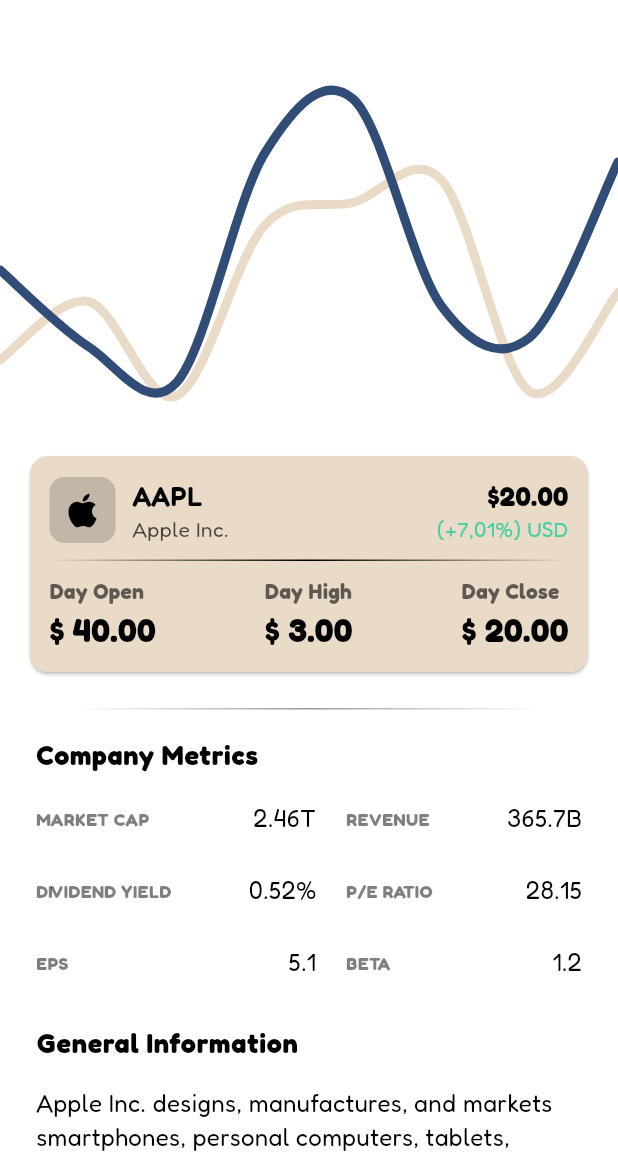
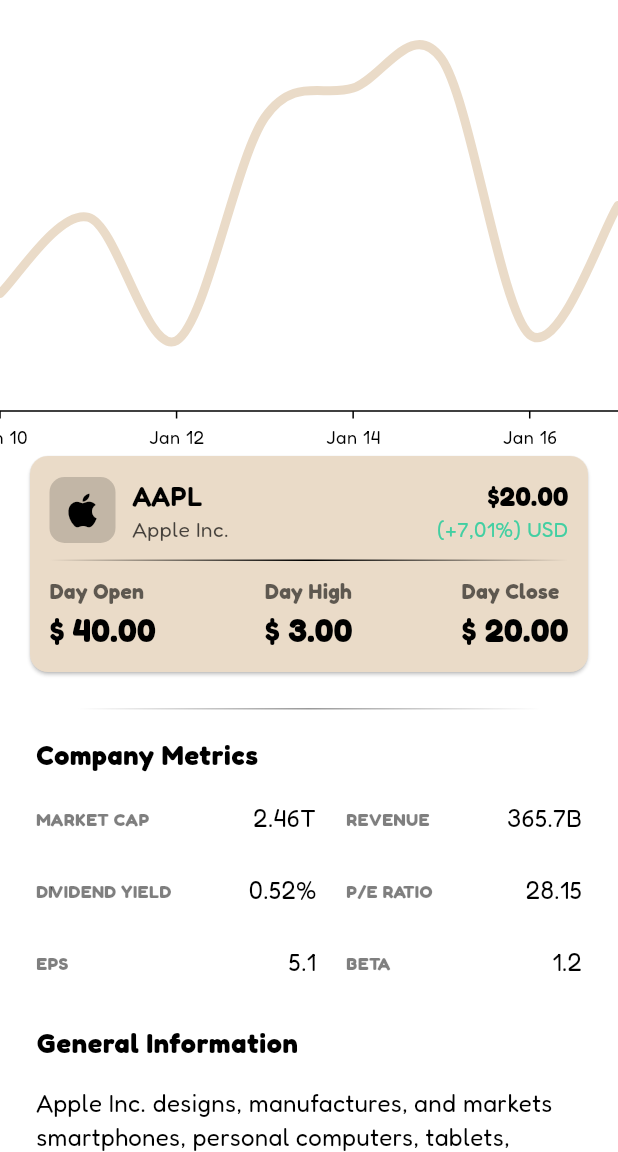
Before and after one commit to Nuno-Jesus/FEUP-CPM-Stockwave, a Flutter app: the OneCompanyView screen opened directly with empty values, on a phone screen of 412 x 824 dp, the part 84-1236 px from its top. Run offline on Flutter 3.47's test engine with Material 3 defaults, Android fonts, the phone set to English and light mode, and no system bars; our stand-ins replace google_fonts, scroll_snap_list, syncfusion_flutter_charts.

Commit message:
Code: managed to put the asynchronous requests to work when attempting to render the UI without data.

```diff
--- a/Stockwave/lib/views/one_company_view.dart
+++ b/Stockwave/lib/views/one_company_view.dart
@@ -1,3 +1,5 @@
+import 'dart:convert';
+
 import 'package:flutter/material.dart';
 import 'package:stockwave/widgets/company_card.dart';
 import 'package:stockwave/widgets/company_metrics_table.dart';
@@ -5,6 +7,7 @@ import 'package:stockwave/widgets/stock_chart.dart';
 import 'package:stockwave/models/company.dart';
 import 'package:stockwave/models/series.dart';
 
+import '../api.dart';
 import '../widgets/company_general_information.dart';
 import '../widgets/my_divider.dart';
 
@@ -27,21 +30,14 @@ class _OneCompanyViewState extends State<OneCompanyView> {
   late Company company;
   IconData currentIcon = Icons.dark_mode_outlined;
 
-  @override
-  void initState() {
-    super.initState();
-
-    _loadSeries();
-    _loadCompanyMetrics();
-  }
-
   Future _loadSeries() async {
-    // var response = await fetchDailySeries(firstCompany['symbol']);
+    series.clear();
+    // var response = await fetchDailySeries(widget.chosenCompanySymbol);
     // var jsonData = jsonDecode(response.body);
-
+    //
     // debugPrint('Loaded JSON: $jsonData');
-
-    // for (var entry in jsonData['Time Series (Daily)']) {
+    //
+    // for (var entry in jsonData['Time Series (Daily)'].entries) {
     //   series.add(Series.fromJson(entry.key, entry.value));
     // }
     series.add(Series(open: 40.0, close: 20.0, high: 3.0, low: 0.5, volume: 1000.0, date: '2022-01-10'));
@@ -75,9 +71,6 @@ class _OneCompanyViewState extends State<OneCompanyView> {
     });
   }
 
-
-  @override
-  Widget build(BuildContext context) {
   void onChangedColorTheme() {
     setState(() {
       widget.onToggleTheme();
@@ -87,6 +80,14 @@ class _OneCompanyViewState extends State<OneCompanyView> {
     });
   }
 
+
+  @override
+  Widget build(BuildContext context) {
+
+    return FutureBuilder(
+      future: Future.wait([_loadSeries(), _loadCompanyMetrics()]),
+      builder: (context, snapshot) {
+        if (snapshot.connectionState == ConnectionState.done) {
           return Scaffold(
               appBar: AppBar(
                 backgroundColor: Theme.of(context).colorScheme.primary,
@@ -106,7 +107,7 @@ class _OneCompanyViewState extends State<OneCompanyView> {
               body: SingleChildScrollView(
                 child: Column(
                   children: [
-                StockChart(series: series),
+                    StockChart(firstSeries: series),
                     CompanyCard(
                       company: company,
                       todaySeries: series[0],
@@ -117,10 +118,17 @@ class _OneCompanyViewState extends State<OneCompanyView> {
                     ),
                     CompanyMetricsTable(company: company),
                     CompanyGeneralInformation(company: company),
-                SizedBox(height: 20),
-              ]
+                    const SizedBox(height: 20),
+                  ],
                 ),
               )
           );
+        } else {
+          return Center(
+            child: CircularProgressIndicator(color: Theme.of(context).colorScheme.primaryContainer),
+          );
+        }
+      },
+    );
   }
 }
--- a/Stockwave/lib/widgets/stock_chart.dart
+++ b/Stockwave/lib/widgets/stock_chart.dart
@@ -1,8 +1,12 @@
+import 'dart:convert';
+
 import 'package:flutter/cupertino.dart';
 import 'package:flutter/material.dart';
 import 'package:google_fonts/google_fonts.dart';
 import 'package:syncfusion_flutter_charts/charts.dart';
 import 'package:syncfusion_flutter_charts/sparkcharts.dart';
+import 'package:intl/intl.dart';
+
 
 import '../api.dart';
 import '../models/series.dart';
@@ -10,10 +14,12 @@ import '../models/series.dart';
 class StockChart extends StatefulWidget {
   const StockChart({
     super.key,
-    required this.series
+    required this.firstSeries,
+    this.secondSeries = const [],
   });
 
-  final List<Series> series;
+  final List<Series> firstSeries;
+  final List<Series> secondSeries;
 
   @override
   State<StockChart> createState() => _StockChartState();
@@ -24,13 +30,13 @@ class _StockChartState extends State<StockChart> {
 
   @override
   Widget build(BuildContext context) {
-
-    //Change the current theme from light to dark
-
+    debugPrint('Using series: ${widget.firstSeries.length}');
     return SfCartesianChart(
         margin: const EdgeInsets.symmetric(horizontal: 0),
         plotAreaBorderWidth: 0,
-        primaryXAxis: const NumericAxis(isVisible: false,),
+        primaryXAxis: DateTimeAxis(
+          dateFormat: DateFormat.MMMd(),
+        ),
         primaryYAxis: const NumericAxis(isVisible: false),
         trackballBehavior: TrackballBehavior(
             enable: true,
@@ -45,27 +51,38 @@ class _StockChartState extends State<StockChart> {
                     fontFamily: GoogleFonts.fredoka().fontFamily,
                 ),
                 borderWidth: 0,
-                format: 'Close: point.y\nDate: point.x'
+                format: 'Close: point.y \$',
             )
         ),
         series: <CartesianSeries>[
-          SplineSeries<Series, int>(
-              dataSource: widget.series,
+          SplineSeries<Series, DateTime>(
+              dataSource: widget.firstSeries,
               splineType: SplineType.natural,
               color: Theme.of(context).colorScheme.primaryContainer,
               width: 6,
-              xValueMapper: (Series data, _) => int.parse(data.date.split('-').last),
+              xValueMapper: (Series data, _) => DateTime(
+                  int.parse(data.date.substring(0, 4)),
+                  int.parse(data.date.substring(5, 7)),
+                  int.parse(data.date.substring(8, 10)),
+              ),
               yValueMapper: (Series data, _) => data.close,
               animationDuration: 500,
           ),
-          SplineSeries<Series, int>(
-              dataSource: widget.series,
+          if (widget.secondSeries.isNotEmpty)
+            SplineSeries<Series, DateTime>(
+              dataSource: widget.secondSeries,
+              splineType: SplineType.natural,
               color: Theme.of(context).colorScheme.secondaryContainer,
               width: 6,
-              xValueMapper: (Series data, _) => int.parse(data.date.split('-').last),
-              yValueMapper: (Series data, _) => data.open,
+              xValueMapper: (Series data, _) => DateTime(
+                  int.parse(data.date.substring(0, 4)),
+                  int.parse(data.date.substring(5, 7)),
+                  int.parse(data.date.substring(8, 10)),
+              ),
+              yValueMapper: (Series data, _) => data.close,
               animationDuration: 500,
-          )
+          ),
+
         ]
     );
   }
--- a/Stockwave/pubspec.yaml
+++ b/Stockwave/pubspec.yaml
@@ -33,7 +33,7 @@ dependencies:
   google_fonts: ^6.2.0
   syncfusion_flutter_charts: ^25.1.42
   scroll_snap_list: ^0.9.1
-  readmore: ^3.0.0
+  intl: ^0.19.0
 
 
   # The following adds the Cupertino Icons font to your application.
```
Also changed, not shown: Stockwave/lib/views/company_list_view.dart (+45 -3 lines), Stockwave/lib/views/two_company_view.dart (+15 -11 lines), Stockwave/pubspec.lock, 1 other file. Lines whose indentation alone changed are shown as unchanged.
